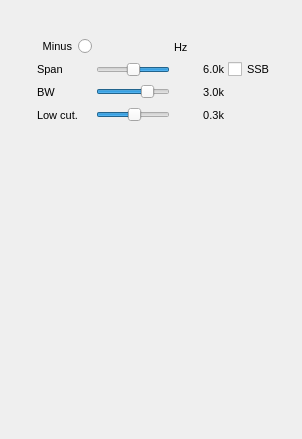
f4exb/sdrangel, file plugins/channel/chanalyzer/chanalyzergui.ui: the form before one commit.
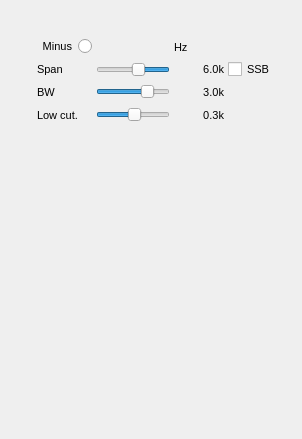
The form after the commit. Custom widgets are drawn as their Qt base class.

Patch:
```diff
--- a/plugins/channel/chanalyzer/chanalyzergui.ui
+++ b/plugins/channel/chanalyzer/chanalyzergui.ui
@@ -265,7 +265,7 @@
        <number>1</number>
       </property>
       <property name="maximum">
-       <number>5</number>
+       <number>6</number>
       </property>
       <property name="pageStep">
        <number>1</number>
```
